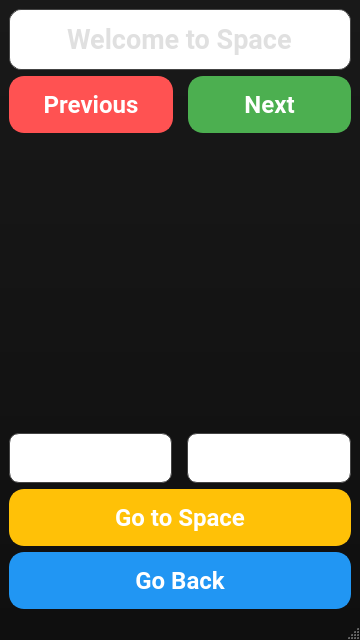
First picture: the form in MonkeyZooManager/qt/zoo_space.ui, repository woobe-studio/MonkeyZooManager, before the edit.
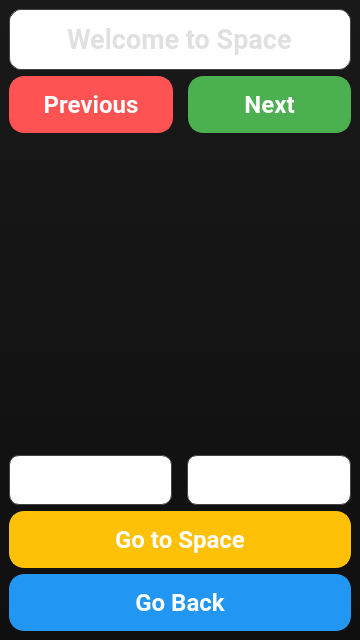
Second picture: the form after the edit.

Patch:
```diff
--- a/MonkeyZooManager/qt/zoo_space.ui
+++ b/MonkeyZooManager/qt/zoo_space.ui
@@ -339,7 +339,6 @@
 </string>
    </property>
   </widget>
-  <widget class="QStatusBar" name="statusbar"/>
  </widget>
  <resources/>
  <connections/>
```
